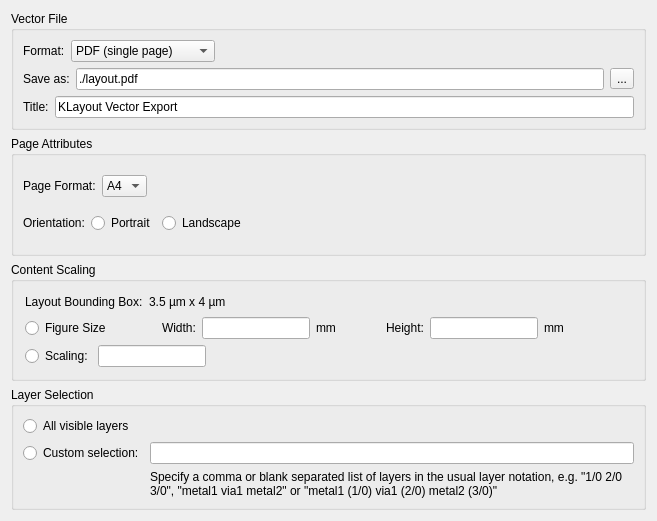
iic-jku/klayout-vector-file-export, file pymacros/VectorFileExportDialog.ui: the form before one commit.
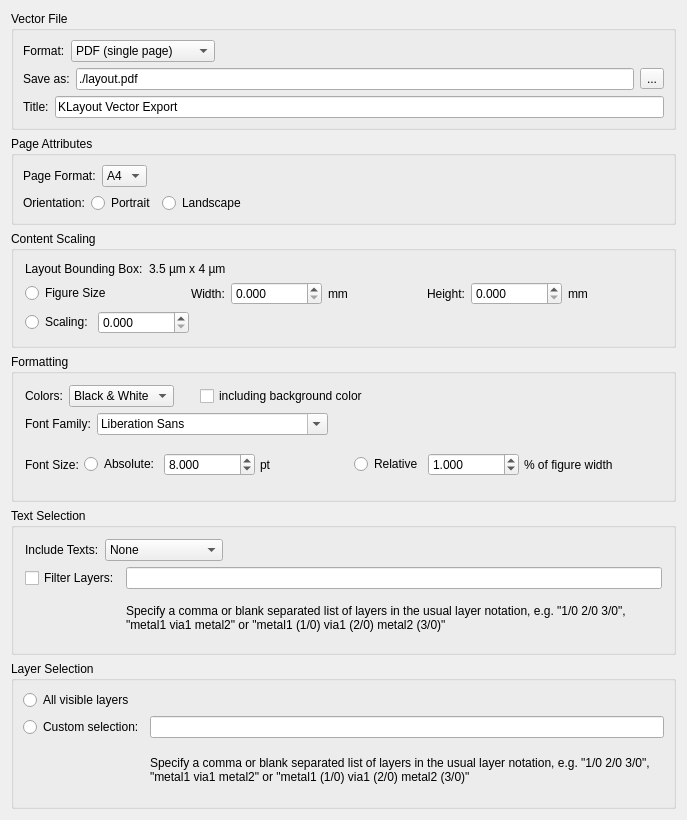
The form after the commit.

Diff of the .ui file:
```diff
--- a/pymacros/VectorFileExportDialog.ui
+++ b/pymacros/VectorFileExportDialog.ui
@@ -6,20 +6,23 @@
    <rect>
     <x>0</x>
     <y>0</y>
-    <width>657</width>
-    <height>521</height>
+    <width>687</width>
+    <height>820</height>
    </rect>
   </property>
   <property name="minimumSize">
    <size>
     <width>600</width>
-    <height>0</height>
+    <height>820</height>
    </size>
   </property>
   <property name="windowTitle">
    <string>Application Settings</string>
   </property>
   <layout class="QVBoxLayout" name="verticalLayout_7">
+   <property name="spacing">
+    <number>-1</number>
+   </property>
    <item>
     <layout class="QVBoxLayout" name="verticalLayout_6">
      <item>
@@ -243,6 +246,9 @@
         <string>Content Scaling</string>
        </property>
        <layout class="QVBoxLayout" name="verticalLayout_9">
+        <property name="spacing">
+         <number>6</number>
+        </property>
         <item>
          <layout class="QHBoxLayout" name="horizontalLayout_17">
           <item>
@@ -303,13 +309,22 @@
            </widget>
           </item>
           <item>
-           <widget class="QLineEdit" name="figure_width_le">
+           <widget class="QDoubleSpinBox" name="figure_width_sb">
             <property name="sizePolicy">
-             <sizepolicy hsizetype="Fixed" vsizetype="Fixed">
+             <sizepolicy hsizetype="Minimum" vsizetype="Fixed">
               <horstretch>0</horstretch>
               <verstretch>0</verstretch>
              </sizepolicy>
             </property>
+            <property name="decimals">
+             <number>3</number>
+            </property>
+            <property name="maximum">
+             <double>999999999.990000009536743</double>
+            </property>
+            <property name="singleStep">
+             <double>0.001000000000000</double>
+            </property>
            </widget>
           </item>
           <item>
@@ -340,13 +355,22 @@
            </widget>
           </item>
           <item>
-           <widget class="QLineEdit" name="figure_height_le">
+           <widget class="QDoubleSpinBox" name="figure_height_sb">
             <property name="sizePolicy">
-             <sizepolicy hsizetype="Fixed" vsizetype="Fixed">
+             <sizepolicy hsizetype="Minimum" vsizetype="Fixed">
               <horstretch>0</horstretch>
               <verstretch>0</verstretch>
              </sizepolicy>
             </property>
+            <property name="decimals">
+             <number>3</number>
+            </property>
+            <property name="maximum">
+             <double>999999999.990000009536743</double>
+            </property>
+            <property name="singleStep">
+             <double>0.001000000000000</double>
+            </property>
            </widget>
           </item>
           <item>
@@ -384,12 +408,15 @@
            </widget>
           </item>
           <item>
-           <widget class="QLineEdit" name="scaling_le">
-            <property name="sizePolicy">
-             <sizepolicy hsizetype="Fixed" vsizetype="Fixed">
-              <horstretch>0</horstretch>
-              <verstretch>0</verstretch>
-             </sizepolicy>
+           <widget class="QDoubleSpinBox" name="scaling_sb">
+            <property name="decimals">
+             <number>3</number>
+            </property>
+            <property name="maximum">
+             <double>999999999.990000009536743</double>
+            </property>
+            <property name="singleStep">
+             <double>0.001000000000000</double>
             </property>
            </widget>
           </item>
@@ -411,6 +438,292 @@
        </layout>
       </widget>
      </item>
+    </layout>
+   </item>
+   <item>
+    <widget class="QGroupBox" name="groupBox_5">
+     <property name="title">
+      <string>Formatting</string>
+     </property>
+     <layout class="QVBoxLayout" name="verticalLayout_3">
+      <item>
+       <layout class="QHBoxLayout" name="horizontalLayout_11">
+        <item>
+         <widget class="QLabel" name="label_18">
+          <property name="text">
+           <string>Colors:</string>
+          </property>
+         </widget>
+        </item>
+        <item>
+         <widget class="QComboBox" name="colors_cob">
+          <item>
+           <property name="text">
+            <string>Black &amp; White</string>
+           </property>
+          </item>
+          <item>
+           <property name="text">
+            <string>Greyscale</string>
+           </property>
+          </item>
+          <item>
+           <property name="text">
+            <string>Color</string>
+           </property>
+          </item>
+         </widget>
+        </item>
+        <item>
+         <spacer name="spacer_14">
+          <property name="orientation">
+           <enum>Qt::Orientation::Horizontal</enum>
+          </property>
+          <property name="sizeType">
+           <enum>QSizePolicy::Policy::Fixed</enum>
+          </property>
+          <property name="sizeHint" stdset="0">
+           <size>
+            <width>20</width>
+            <height>13</height>
+           </size>
+          </property>
+         </spacer>
+        </item>
+        <item>
+         <widget class="QCheckBox" name="include_bg_color_cb">
+          <property name="text">
+           <string>including background color</string>
+          </property>
+         </widget>
+        </item>
+        <item>
+         <spacer name="spacer_15">
+          <property name="orientation">
+           <enum>Qt::Orientation::Horizontal</enum>
+          </property>
+          <property name="sizeType">
+           <enum>QSizePolicy::Policy::MinimumExpanding</enum>
+          </property>
+          <property name="sizeHint" stdset="0">
+           <size>
+            <width>187</width>
+            <height>13</height>
+           </size>
+          </property>
+         </spacer>
+        </item>
+       </layout>
+      </item>
+      <item>
+       <layout class="QHBoxLayout" name="horizontalLayout_7">
+        <item>
+         <widget class="QLabel" name="label_15">
+          <property name="text">
+           <string>Font Family:</string>
+          </property>
+         </widget>
+        </item>
+        <item>
+         <widget class="QFontComboBox" name="font_family_cob"/>
+        </item>
+        <item>
+         <spacer name="spacer_5">
+          <property name="orientation">
+           <enum>Qt::Orientation::Horizontal</enum>
+          </property>
+          <property name="sizeHint" stdset="0">
+           <size>
+            <width>187</width>
+            <height>13</height>
+           </size>
+          </property>
+         </spacer>
+        </item>
+       </layout>
+      </item>
+      <item>
+       <layout class="QHBoxLayout" name="horizontalLayout_8">
+        <property name="spacing">
+         <number>5</number>
+        </property>
+        <item>
+         <widget class="QLabel" name="label_23">
+          <property name="text">
+           <string>Font Size:</string>
+          </property>
+         </widget>
+        </item>
+        <item>
+         <widget class="QRadioButton" name="font_size_absolute_rb">
+          <property name="text">
+           <string>Absolute:</string>
+          </property>
+         </widget>
+        </item>
+        <item>
+         <widget class="QDoubleSpinBox" name="font_size_pt_sb">
+          <property name="decimals">
+           <number>3</number>
+          </property>
+          <property name="maximum">
+           <double>999999999.990000009536743</double>
+          </property>
+          <property name="singleStep">
+           <double>0.001000000000000</double>
+          </property>
+          <property name="value">
+           <double>8.000000000000000</double>
+          </property>
+         </widget>
+        </item>
+        <item>
+         <widget class="QLabel" name="label_4">
+          <property name="text">
+           <string>pt</string>
+          </property>
+         </widget>
+        </item>
+        <item>
+         <spacer name="spacer_6">
+          <property name="orientation">
+           <enum>Qt::Orientation::Horizontal</enum>
+          </property>
+          <property name="sizeHint" stdset="0">
+           <size>
+            <width>78</width>
+            <height>13</height>
+           </size>
+          </property>
+         </spacer>
+        </item>
+        <item>
+         <widget class="QRadioButton" name="font_size_relative_rb">
+          <property name="text">
+           <string>Relative</string>
+          </property>
+         </widget>
+        </item>
+        <item>
+         <widget class="QDoubleSpinBox" name="font_size_relative_sb">
+          <property name="decimals">
+           <number>3</number>
+          </property>
+          <property name="maximum">
+           <double>999999999.990000009536743</double>
+          </property>
+          <property name="singleStep">
+           <double>0.001000000000000</double>
+          </property>
+          <property name="value">
+           <double>1.000000000000000</double>
+          </property>
+         </widget>
+        </item>
+        <item>
+         <widget class="QLabel" name="label_5">
+          <property name="text">
+           <string>% of figure width</string>
+          </property>
+         </widget>
+        </item>
+        <item>
+         <spacer name="spacer_7">
+          <property name="orientation">
+           <enum>Qt::Orientation::Horizontal</enum>
+          </property>
+          <property name="sizeHint" stdset="0">
+           <size>
+            <width>18</width>
+            <height>17</height>
+           </size>
+          </property>
+         </spacer>
+        </item>
+       </layout>
+      </item>
+     </layout>
+    </widget>
+   </item>
+   <item>
+    <widget class="QGroupBox" name="groupBox_6">
+     <property name="title">
+      <string>Text Selection</string>
+     </property>
+     <layout class="QVBoxLayout" name="verticalLayout_4">
+      <property name="spacing">
+       <number>6</number>
+      </property>
+      <item>
+       <layout class="QHBoxLayout" name="horizontalLayout_9">
+        <item>
+         <widget class="QLabel" name="label_16">
+          <property name="text">
+           <string>Include Texts:</string>
+          </property>
+         </widget>
+        </item>
+        <item>
+         <widget class="QComboBox" name="texts_cob">
+          <item>
+           <property name="text">
+            <string>None</string>
+           </property>
+          </item>
+          <item>
+           <property name="text">
+            <string>All Visible</string>
+           </property>
+          </item>
+          <item>
+           <property name="text">
+            <string>Only Of Top Cell</string>
+           </property>
+          </item>
+         </widget>
+        </item>
+        <item>
+         <spacer name="spacer_8">
+          <property name="orientation">
+           <enum>Qt::Orientation::Horizontal</enum>
+          </property>
+          <property name="sizeHint" stdset="0">
+           <size>
+            <width>187</width>
+            <height>13</height>
+           </size>
+          </property>
+         </spacer>
+        </item>
+       </layout>
+      </item>
+      <item>
+       <layout class="QGridLayout" name="gridLayout_2">
+        <item row="0" column="0">
+         <widget class="QCheckBox" name="text_layers_filter_enabled_cb">
+          <property name="text">
+           <string>Filter Layers:</string>
+          </property>
+         </widget>
+        </item>
+        <item row="0" column="1">
+         <widget class="QLineEdit" name="text_layers_filter_le"/>
+        </item>
+        <item row="1" column="1">
+         <widget class="QLabel" name="layers_comment_2">
+          <property name="text">
+           <string>&lt;html&gt;&lt;head/&gt;&lt;body&gt;Specify a comma or blank separated list of layers in the usual layer notation, e.g. &quot;1/0 2/0 3/0&quot;, &quot;metal1 via1 metal2&quot; or &quot;metal1 (1/0) via1 (2/0) metal2 (3/0)&quot;&lt;/body&gt;&lt;/html&gt;</string>
+          </property>
+          <property name="wordWrap">
+           <bool>true</bool>
+          </property>
+         </widget>
+        </item>
+       </layout>
+      </item>
+     </layout>
+    </widget>
+   </item>
      <item>
       <widget class="QGroupBox" name="groupBox_2">
        <property name="title">
@@ -469,8 +782,6 @@
         </item>
        </layout>
       </widget>
-     </item>
-    </layout>
    </item>
   </layout>
  </widget>
```
Lines whose indentation alone changed are shown as unchanged.
